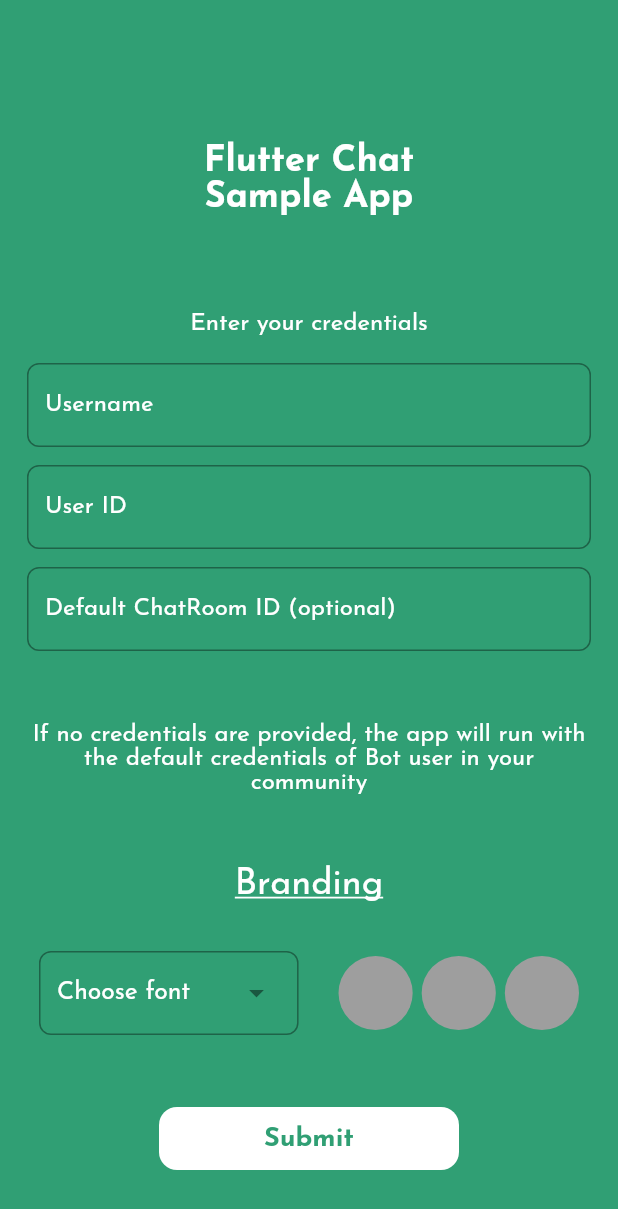
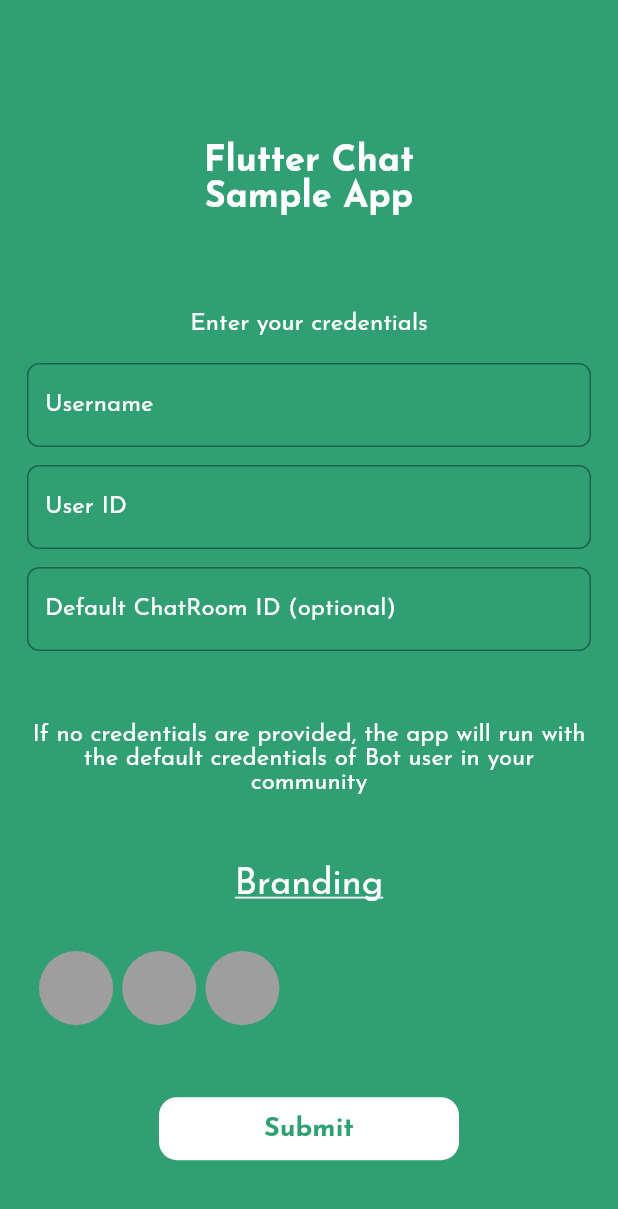
Before and after one commit to les-transformations/LikeMinds-Flutter-Chat-SS, a Flutter app: the screen it shows after launch, on a phone screen of 412 x 824 dp. Shown: the top 1209 px of the screen. Run offline on Flutter 3.47's test engine with Material 2 defaults, Android fonts, the phone set to English and light mode, and no system bars; drawn by our look-alikes of overlay_support; our stand-ins replace bloc, cached_network_image, carousel_slider, connectivity_plus, device_info_plus, envied and 19 more; missing offline and left inert: cupertino_will_pop_scope, custom_pop_up_menu, flutter_material_color_picker, flutter_typeahead_mm, likeminds_chat_fl, likeminds_chat_ui_fl and 4 more; accounts and stored records are empty; generated files the repository leaves out were written again; statements that could not run were skipped.

Commit message:
fix: removed font selection dropdown

```diff
--- a/example/lib/cred_screen.dart
+++ b/example/lib/cred_screen.dart
@@ -168,51 +168,51 @@ class _CredScreenState extends State<CredScreen> {
                 padding: const EdgeInsets.symmetric(horizontal: 8.0),
                 child: Row(
                   children: [
-                    DropdownMenu(
-                      enableFilter: true,
-                      width: 42.w,
-                      menuHeight: 20.h,
-                      label: Text(
-                        "Choose font",
-                        maxLines: 1,
-                        overflow: TextOverflow.ellipsis,
-                        style: GoogleFonts.josefinSans(
-                          color: Colors.white,
-                          fontSize: 12.sp,
-                        ),
-                      ),
-                      textStyle: _textStyle?.copyWith(
-                            color: Colors.white,
-                            fontSize: 12.sp,
-                          ) ??
-                          GoogleFonts.josefinSans(
-                            color: Colors.white,
-                            fontSize: 12.sp,
-                          ),
-                      inputDecorationTheme: InputDecorationTheme(
-                        focusColor: Colors.white,
-                        fillColor: Colors.white,
-                        hoverColor: Colors.white,
-                        floatingLabelStyle: GoogleFonts.josefinSans(
-                          color: Colors.white,
-                          fontSize: 12.sp,
-                        ),
-                        labelStyle: GoogleFonts.josefinSans(
-                          color: Colors.white,
-                          fontSize: 12.sp,
-                        ),
-                        border: OutlineInputBorder(
-                          borderRadius: BorderRadius.circular(8),
-                        ),
-                      ),
-                      dropdownMenuEntries: getGoogleFontsAsMap(),
-                      onSelected: (value) {
-                        setState(() {
-                          _textStyle = GoogleFonts.asMap()[value]?.call();
-                        });
-                      },
-                    ),
-                    const Spacer(),
+                    // DropdownMenu(
+                    //   enableFilter: true,
+                    //   width: 42.w,
+                    //   menuHeight: 20.h,
+                    //   label: Text(
+                    //     "Choose font",
+                    //     maxLines: 1,
+                    //     overflow: TextOverflow.ellipsis,
+                    //     style: GoogleFonts.josefinSans(
+                    //       color: Colors.white,
+                    //       fontSize: 12.sp,
+                    //     ),
+                    //   ),
+                    //   textStyle: _textStyle?.copyWith(
+                    //         color: Colors.white,
+                    //         fontSize: 12.sp,
+                    //       ) ??
+                    //       GoogleFonts.josefinSans(
+                    //         color: Colors.white,
+                    //         fontSize: 12.sp,
+                    //       ),
+                    //   inputDecorationTheme: InputDecorationTheme(
+                    //     focusColor: Colors.white,
+                    //     fillColor: Colors.white,
+                    //     hoverColor: Colors.white,
+                    //     floatingLabelStyle: GoogleFonts.josefinSans(
+                    //       color: Colors.white,
+                    //       fontSize: 12.sp,
+                    //     ),
+                    //     labelStyle: GoogleFonts.josefinSans(
+                    //       color: Colors.white,
+                    //       fontSize: 12.sp,
+                    //     ),
+                    //     border: OutlineInputBorder(
+                    //       borderRadius: BorderRadius.circular(8),
+                    //     ),
+                    //   ),
+                    //   dropdownMenuEntries: getGoogleFontsAsMap(),
+                    //   onSelected: (value) {
+                    //     setState(() {
+                    //       _textStyle = GoogleFonts.asMap()[value]?.call();
+                    //     });
+                    //   },
+                    // ),
+                    // const Spacer(),
                     GestureDetector(
                       onTap: () => showDialog(
                         context: context,
```
